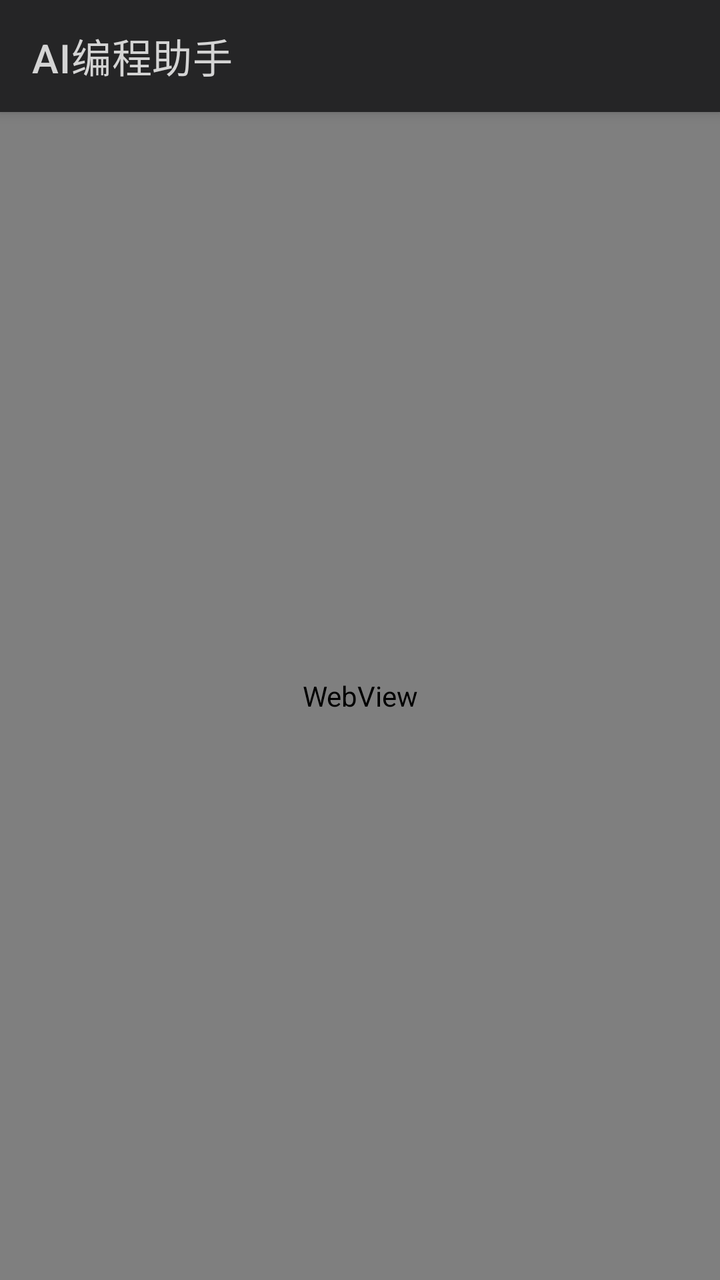
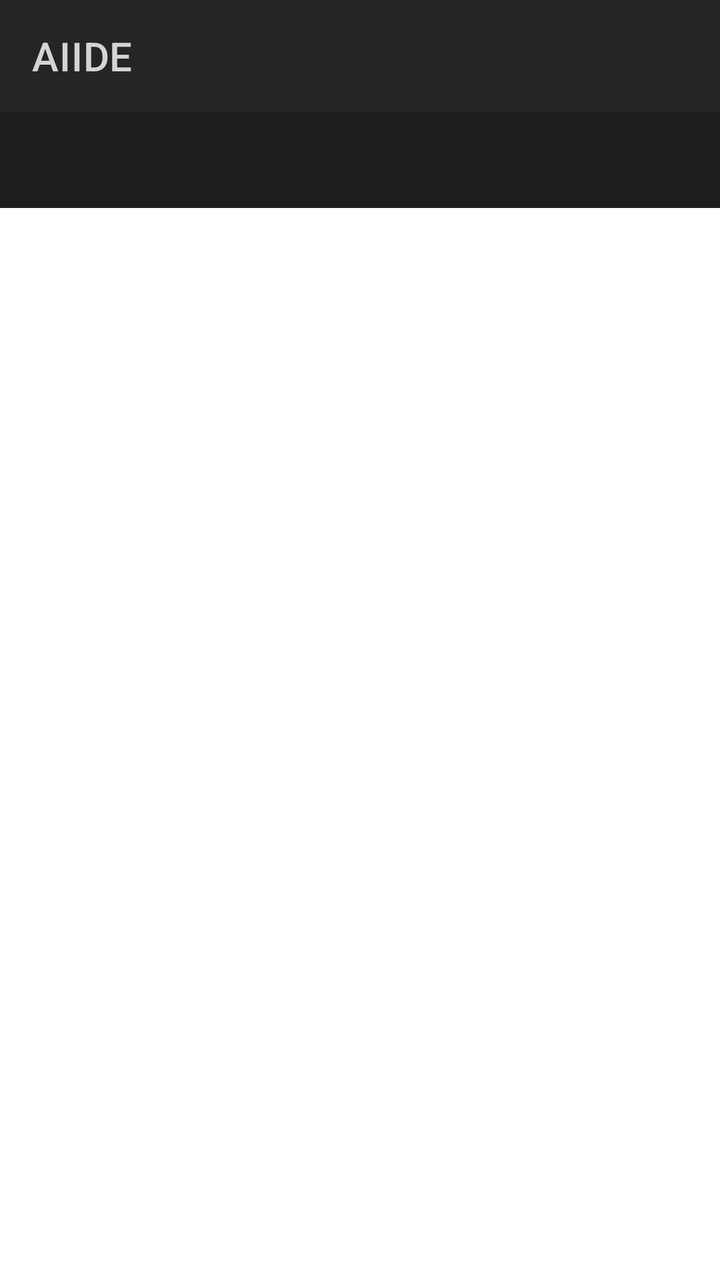

The first picture is an Android layout as it rendered before a commit; the second is the same layout after the commit. The layout source and the unified diff follow.
<!-- AndroidManifest.xml: application theme Theme.AIIDE -->
<!-- res/layout/activity_main.xml -->
<?xml version="1.0" encoding="utf-8"?>
<androidx.drawerlayout.widget.DrawerLayout
    xmlns:android="http://schemas.android.com/apk/res/android"
    xmlns:app="http://schemas.android.com/apk/res-auto"
    android:id="@+id/drawerLayout"
    android:layout_width="match_parent"
    android:layout_height="match_parent"
    android:fitsSystemWindows="true">

    
    <androidx.coordinatorlayout.widget.CoordinatorLayout
        android:layout_width="match_parent"
        android:layout_height="match_parent">

        <com.google.android.material.appbar.AppBarLayout
            android:layout_width="match_parent"
            android:layout_height="wrap_content"
            android:theme="@style/ThemeOverlay.AppCompat.Dark.ActionBar">

            <androidx.appcompat.widget.Toolbar
                android:id="@+id/toolbar"
                android:layout_width="match_parent"
                android:layout_height="?attr/actionBarSize"
                android:background="#FF252526"
                app:title="AI编程助手"
                app:titleTextColor="#FFD4D4D4"
                app:subtitleTextColor="#FF888888" />

        </com.google.android.material.appbar.AppBarLayout>

        <FrameLayout
            android:layout_width="match_parent"
            android:layout_height="match_parent"
            app:layout_behavior="@string/appbar_scrolling_view_behavior">

            
            <WebView
                android:id="@+id/codeEditor"
                android:layout_width="match_parent"
                android:layout_height="match_parent" />

        </FrameLayout>

        
        <FrameLayout
            android:id="@+id/aiPanelContainer"
            android:layout_width="350dp"
            android:layout_height="match_parent"
            android:layout_gravity="end"
            android:visibility="gone" />

    </androidx.coordinatorlayout.widget.CoordinatorLayout>

    
    <com.google.android.material.navigation.NavigationView
        android:id="@+id/navView"
        android:layout_width="300dp"
        android:layout_height="match_parent"
        android:layout_gravity="start"
        android:background="#FF252526"
        app:menu="@menu/nav_menu" />

</androidx.drawerlayout.widget.DrawerLayout>
<!-- resources referenced by this layout -->
<resources>
  <style name="Theme.AIIDE" parent="Theme.MaterialComponents.DayNight.DarkActionBar">
          <item name="colorPrimary">#FF0078D4</item>
          <item name="colorPrimaryVariant">#FF106EBE</item>
          <item name="colorOnPrimary">#FFFFFFFF</item>
          <item name="colorSecondary">#FF4FC3F7</item>
          <item name="colorOnSecondary">#FF000000</item>
          <item name="android:statusBarColor">#FF1E1E1E</item>
          <item name="android:navigationBarColor">#FF1E1E1E</item>
      </style>
</resources>

<!-- the commit's change to res/layout/activity_main.xml (unified diff, before → after) -->
@@ -2,58 +2,44 @@
 <androidx.drawerlayout.widget.DrawerLayout
     xmlns:android="http://schemas.android.com/apk/res/android"
     xmlns:app="http://schemas.android.com/apk/res-auto"
-    android:id="@+id/drawerLayout"
+    android:id="@+id/drawer_layout"
     android:layout_width="match_parent"
     android:layout_height="match_parent"
     android:fitsSystemWindows="true">
 
     
-    <androidx.coordinatorlayout.widget.CoordinatorLayout
+    <LinearLayout
         android:layout_width="match_parent"
-        android:layout_height="match_parent">
+        android:layout_height="match_parent"
+        android:orientation="vertical">
 
-        <com.google.android.material.appbar.AppBarLayout
+        <androidx.appcompat.widget.Toolbar
+            android:id="@+id/toolbar"
+            android:layout_width="match_parent"
+            android:layout_height="?attr/actionBarSize"
+            android:background="#FF252526"
+            app:title="AIIDE"
+            app:titleTextColor="#FFD4D4D4" />
+
+        <com.google.android.material.tabs.TabLayout
+            android:id="@+id/tab_layout"
             android:layout_width="match_parent"
             android:layout_height="wrap_content"
-            android:theme="@style/ThemeOverlay.AppCompat.Dark.ActionBar">
+            android:background="#FF1E1E1E"
+            app:tabTextColor="#FF888888"
+            app:tabSelectedTextColor="#FF4FC3F7"
+            app:tabIndicatorColor="#FF4FC3F7" />
 
-            <androidx.appcompat.widget.Toolbar
-                android:id="@+id/toolbar"
-                android:layout_width="match_parent"
-                android:layout_height="?attr/actionBarSize"
-                android:background="#FF252526"
-                app:title="AI编程助手"
-                app:titleTextColor="#FFD4D4D4"
-                app:subtitleTextColor="#FF888888" />
-
-        </com.google.android.material.appbar.AppBarLayout>
-
-        <FrameLayout
+        <androidx.viewpager2.widget.ViewPager2
+            android:id="@+id/view_pager"
             android:layout_width="match_parent"
-            android:layout_height="match_parent"
-            app:layout_behavior="@string/appbar_scrolling_view_behavior">
-
-            
-            <WebView
-                android:id="@+id/codeEditor"
-                android:layout_width="match_parent"
-                android:layout_height="match_parent" />
-
-        </FrameLayout>
-
-        
-        <FrameLayout
-            android:id="@+id/aiPanelContainer"
-            android:layout_width="350dp"
-            android:layout_height="match_parent"
-            android:layout_gravity="end"
-            android:visibility="gone" />
-
-    </androidx.coordinatorlayout.widget.CoordinatorLayout>
+            android:layout_height="0dp"
+            android:layout_weight="1" />
+    </LinearLayout>
 
     
     <com.google.android.material.navigation.NavigationView
-        android:id="@+id/navView"
+        android:id="@+id/nav_view"
         android:layout_width="300dp"
         android:layout_height="match_parent"
         android:layout_gravity="start"
